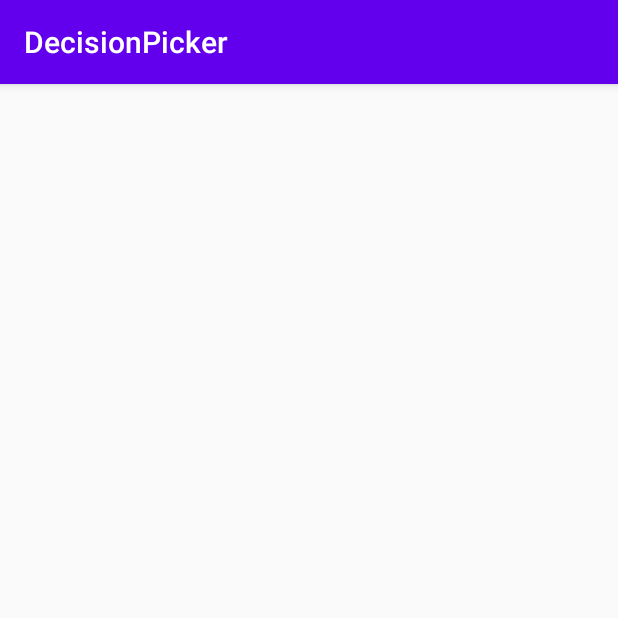
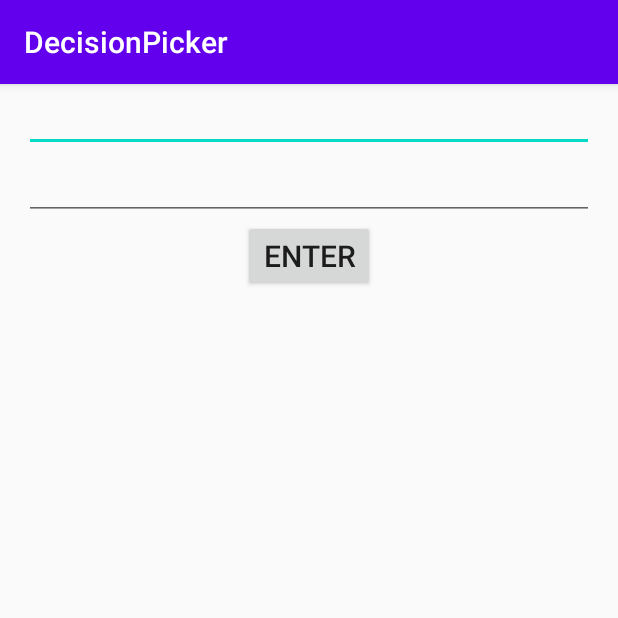
Before and after one commit to ypattan/EMMM, an Android app: the screen it shows after launch (MainActivity), on a phone screen of 412 x 824 dp, the top half of it. Run offline under Robolectric (Android 15) with nearby library versions, the phone set to English and light mode, and no system bars.

Commit message:
layout of activities have been complete

```diff
--- a/app/src/main/res/layout/activity_option_input.xml
+++ b/app/src/main/res/layout/activity_option_input.xml
@@ -5,4 +5,26 @@
     android:layout_width="match_parent"
     android:layout_height="match_parent">
 
+    <EditText
+        android:id="@+id/option1"
+        android:layout_width="match_parent"
+        android:layout_height="wrap_content"
+        android:layout_marginStart="16dp"
+        android:layout_marginEnd="16dp"/>
+
+    <EditText
+        android:id="@+id/option2"
+        android:layout_width="match_parent"
+        android:layout_height="wrap_content"
+        android:layout_marginStart="16dp"
+        android:layout_marginEnd="16dp"/>
+
+    <Button
+        android:id="@+id/enter_button"
+        android:layout_width="wrap_content"
+        android:layout_height="wrap_content"
+        android:layout_gravity="center"
+        android:textSize="20dp"
+        android:text="Enter"/>
+
 </LinearLayout>
```
Also changed, not shown: app/src/main/res/layout/activity_answer.xml (+16 -0 lines).
